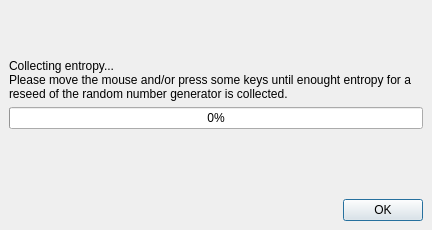
Before: the Qt Designer form src/forms/CollectEntropyDlg.ui in thooge/keepassx1, drawn with Qt 5.
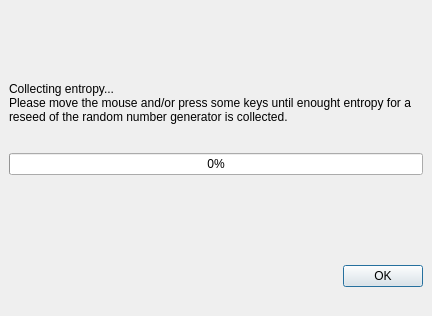
After: the same form once the commit is applied. Custom widgets are drawn as their Qt base class.

```diff
--- a/src/forms/CollectEntropyDlg.ui
+++ b/src/forms/CollectEntropyDlg.ui
@@ -6,13 +6,13 @@
     <x>0</x>
     <y>0</y>
     <width>432</width>
-    <height>230</height>
+    <height>316</height>
    </rect>
   </property>
   <property name="sizePolicy" >
    <sizepolicy>
-    <hsizetype>5</hsizetype>
-    <vsizetype>5</vsizetype>
+    <hsizetype>4</hsizetype>
+    <vsizetype>4</vsizetype>
     <horstretch>0</horstretch>
     <verstretch>0</verstretch>
    </sizepolicy>
@@ -51,6 +51,14 @@
    </item>
    <item>
     <widget class="QLabel" name="label" >
+     <property name="sizePolicy" >
+      <sizepolicy>
+       <hsizetype>5</hsizetype>
+       <vsizetype>4</vsizetype>
+       <horstretch>0</horstretch>
+       <verstretch>0</verstretch>
+      </sizepolicy>
+     </property>
      <property name="text" >
       <string>Collecting entropy...
 Please move the mouse and/or press some keys until enought entropy for a reseed of the random number generator is collected.</string>
@@ -81,7 +89,7 @@
      <property name="sizePolicy" >
       <sizepolicy>
        <hsizetype>5</hsizetype>
-       <vsizetype>1</vsizetype>
+       <vsizetype>0</vsizetype>
        <horstretch>0</horstretch>
        <verstretch>0</verstretch>
       </sizepolicy>
@@ -89,7 +97,13 @@
      <property name="minimumSize" >
       <size>
        <width>16</width>
-       <height>45</height>
+       <height>46</height>
+      </size>
+     </property>
+     <property name="maximumSize" >
+      <size>
+       <width>16777215</width>
+       <height>46</height>
       </size>
      </property>
      <property name="currentIndex" >
```
